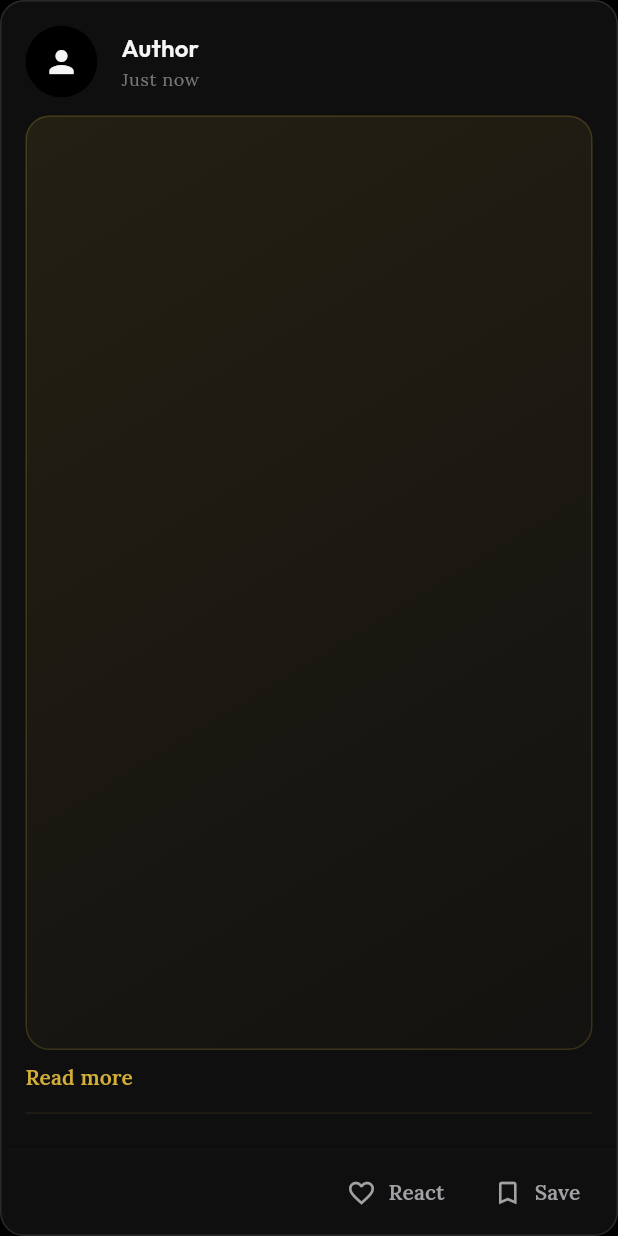
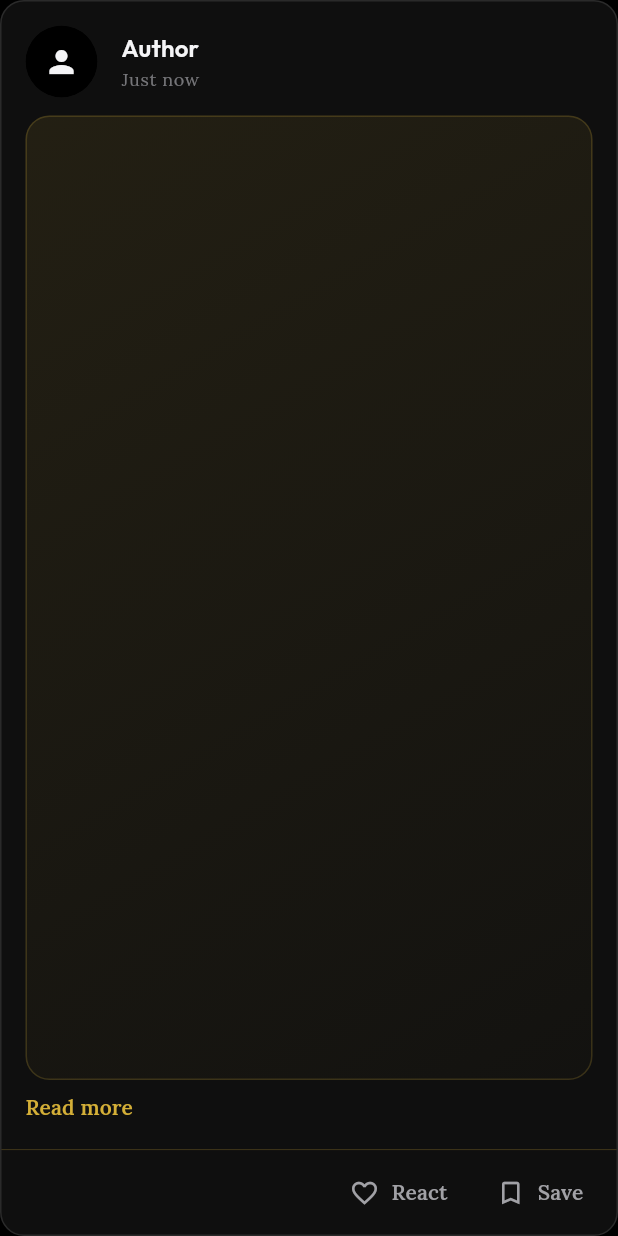
Before and after one commit to aviral2910/Healing-Milestone-v2, a Flutter app: the SwipeStoryCard widget shown alone on an empty page, opened directly with empty values, on a phone screen of 412 x 824 dp. Run offline on Flutter 3.47's test engine with Material 3 defaults, Android fonts, the phone set to English and light mode, and no system bars; our stand-ins replace cloud_firestore, device_preview, firebase_auth, firebase_core, firebase_storage, flutter_hooks and 12 more; accounts and stored records are empty; network calls fail.

Commit message:
swipe added

```diff
--- a/lib/shared/widgets/interaction_section.dart
+++ b/lib/shared/widgets/interaction_section.dart
@@ -143,7 +143,7 @@ class InteractionSection extends HookConsumerWidget {
                         behavior: HitTestBehavior.opaque,
                         child: Container(
                           padding: const EdgeInsets.symmetric(
-                              horizontal: 6, vertical: 2),
+                              horizontal: 6, vertical: 0),
                           decoration: BoxDecoration(
                             color: hasReactedThis
                                 ? theme.colorScheme.primary
@@ -186,17 +186,17 @@ class InteractionSection extends HookConsumerWidget {
             ),
           )
         else
-          const SizedBox(height: 12),
+          const SizedBox(height: 16),
 
         // DIVIDER
         Divider(
             height: 1,
-            thickness: 1,
-            color: theme.dividerColor.withValues(alpha: 0.1)),
+            thickness: .4,
+            color: theme.colorScheme.primary.withValues(alpha: 0.4)),
 
         // ACTIONS ROW
         Padding(
-          padding: const EdgeInsets.symmetric(horizontal: 8.0, vertical: 4.0),
+          padding: const EdgeInsets.symmetric(horizontal: 6.0, vertical: 4.0),
           child: Row(
             mainAxisAlignment: MainAxisAlignment.end,
             children: [
--- a/lib/shared/widgets/swipe_story_card.dart
+++ b/lib/shared/widgets/swipe_story_card.dart
@@ -393,7 +393,7 @@ class _SwipeStoryCardState extends ConsumerState<SwipeStoryCard>
               ),
 
               if (widget.story.hashtagsList.isNotEmpty) ...[
-                const SizedBox(height: 12),
+                const SizedBox(height: 6),
                 SizedBox(
                   height: 28,
                   child: ListView.separated(
@@ -427,22 +427,9 @@ class _SwipeStoryCardState extends ConsumerState<SwipeStoryCard>
                 ),
               ],
 
-              // Interaction Section
-              Padding(
-                padding: EdgeInsets.symmetric(horizontal: 16.0),
-                child: Divider(
-                  height: 24,
-                  color: theme.colorScheme.primary.withValues(alpha: .25),
-                  thickness: .4,
-                ),
-              ),
-              Padding(
-                padding:
-                    const EdgeInsets.only(left: 0.0, right: 0.0, bottom: 0.0),
-                child: InteractionSection(
-                  story: widget.story,
-                  showLabels: true,
-                ),
+              InteractionSection(
+                story: widget.story,
+                showLabels: true,
               ),
             ],
           ),
```
